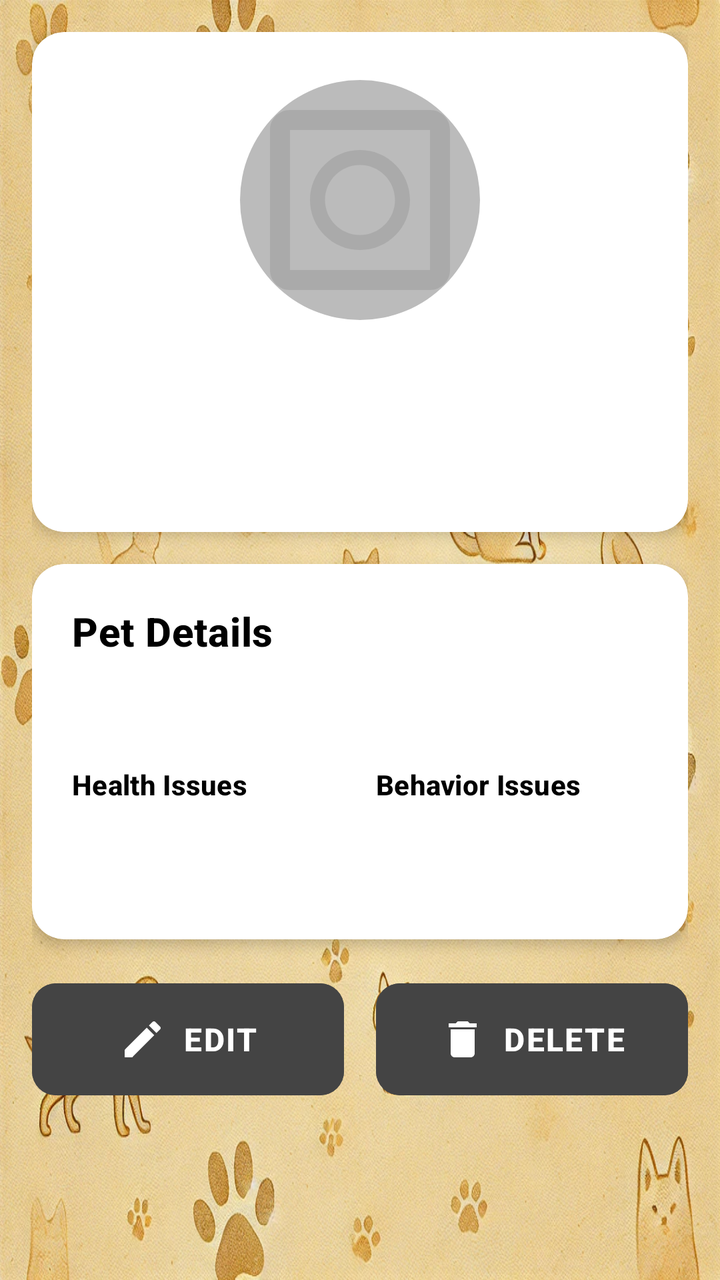
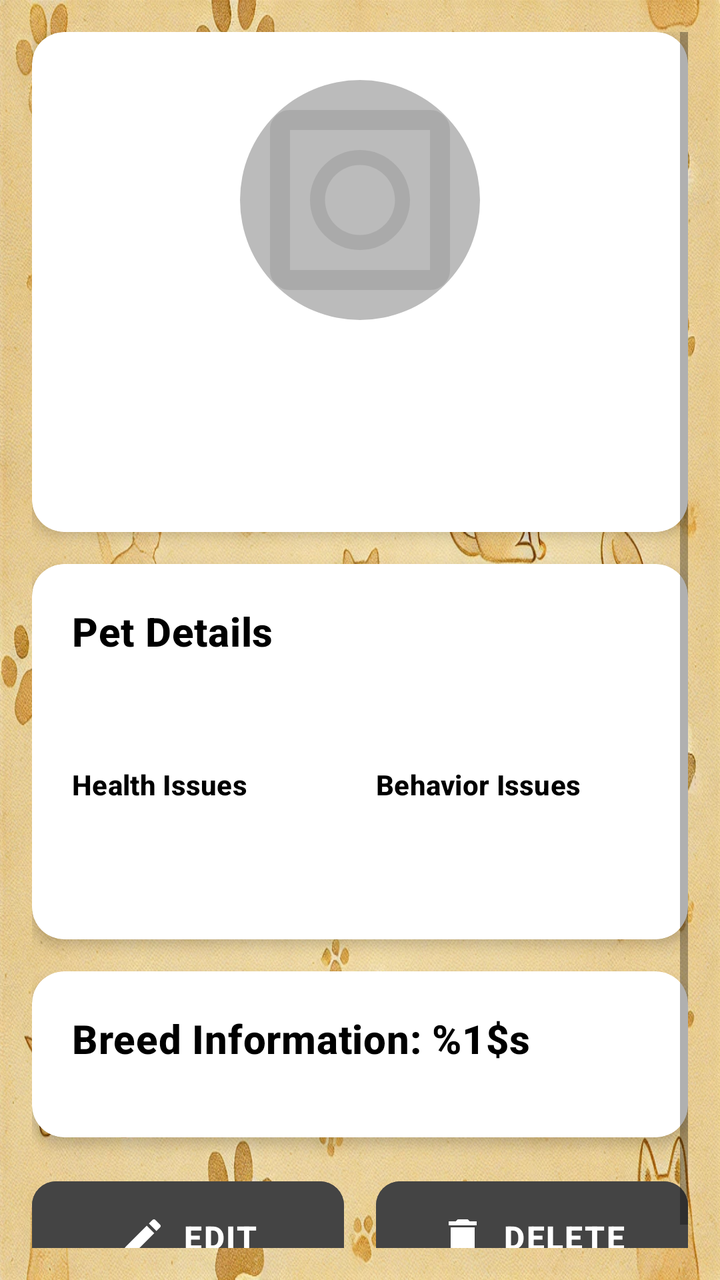

Compare the two renders of this Android layout. The source of the first and the diff that turns it into the second are given below.
<!-- AndroidManifest.xml: application theme Theme.PawfectPlanner -->
<!-- res/layout/fragment_pet_detail.xml -->
<?xml version="1.0" encoding="utf-8"?>
<layout
    xmlns:android="http://schemas.android.com/apk/res/android"
    xmlns:app="http://schemas.android.com/apk/res-auto">
    <data/>
    
    <ScrollView
        android:layout_width="match_parent"
        android:layout_height="match_parent"
        android:padding="16dp">

        <LinearLayout
            android:layout_width="match_parent"
            android:layout_height="wrap_content"
            android:orientation="vertical"
            android:gravity="center_horizontal">

            
            <com.google.android.material.card.MaterialCardView
                android:layout_width="match_parent"
                android:layout_height="wrap_content"
                android:layout_marginBottom="16dp"
                app:cardCornerRadius="16dp"
                app:cardElevation="4dp">

                <LinearLayout
                    android:layout_width="match_parent"
                    android:layout_height="wrap_content"
                    android:orientation="vertical"
                    android:gravity="center_horizontal"
                    android:padding="24dp">

                    <com.google.android.material.imageview.ShapeableImageView
                        android:id="@+id/ivPetPhoto"
                        android:layout_width="120dp"
                        android:layout_height="120dp"
                        android:layout_marginBottom="16dp"
                        android:scaleType="centerCrop"
                        android:background="@color/gray_light"
                        app:shapeAppearanceOverlay="@style/ShapeAppearance.PawfectPlanner.Circle"
                        android:src="@drawable/ic_photo_placeholder"
                        android:contentDescription="@string/pet_photo_description" />

                    <TextView
                        android:id="@+id/tvPetName"
                        android:layout_width="wrap_content"
                        android:layout_height="wrap_content"
                        android:textAppearance="?attr/textAppearanceHeadline5"
                        android:textColor="?attr/colorOnSurface"
                        android:textStyle="bold"
                        android:gravity="center"
                        android:layout_marginBottom="8dp"/>

                    <TextView
                        android:id="@+id/tvPetBreed"
                        android:layout_width="wrap_content"
                        android:layout_height="wrap_content"
                        android:textAppearance="?attr/textAppearanceSubtitle1"
                        android:textColor="?attr/colorOnSurface"
                        android:gravity="center"
                        android:layout_marginBottom="4dp"/>

                </LinearLayout>
            </com.google.android.material.card.MaterialCardView>

            
            <com.google.android.material.card.MaterialCardView
                android:layout_width="match_parent"
                android:layout_height="wrap_content"
                android:layout_marginBottom="16dp"
                app:cardCornerRadius="16dp"
                app:cardElevation="4dp">

                <LinearLayout
                    android:layout_width="match_parent"
                    android:layout_height="wrap_content"
                    android:orientation="vertical"
                    android:padding="20dp">

                    <TextView
                        android:layout_width="wrap_content"
                        android:layout_height="wrap_content"
                        android:text="@string/pet_details_title"
                        android:textAppearance="?attr/textAppearanceHeadline6"
                        android:textColor="?attr/colorOnSurface"
                        android:textStyle="bold"
                        android:layout_marginBottom="16dp"/>

                    <TextView
                        android:id="@+id/tvPetBirth"
                        android:layout_width="match_parent"
                        android:layout_height="wrap_content"
                        android:textAppearance="?attr/textAppearanceBody1"
                        android:textColor="?attr/colorOnSurface"
                        android:layout_marginBottom="16dp"
                        android:drawablePadding="12dp"/>

                    
                    <LinearLayout
                        android:layout_width="match_parent"
                        android:layout_height="wrap_content"
                        android:orientation="horizontal"
                        android:weightSum="2">

                        
                        <LinearLayout
                            android:layout_width="0dp"
                            android:layout_height="wrap_content"
                            android:layout_weight="1"
                            android:orientation="vertical"
                            android:layout_marginEnd="8dp">

                            <TextView
                                android:layout_width="wrap_content"
                                android:layout_height="wrap_content"
                                android:text="@string/health_issues_title"
                                android:textAppearance="?attr/textAppearanceSubtitle2"
                                android:textColor="?attr/colorOnSurface"
                                android:textStyle="bold"
                                android:layout_marginBottom="8dp"/>

                            <TextView
                                android:id="@+id/tvHealthIssues"
                                android:layout_width="match_parent"
                                android:layout_height="wrap_content"
                                android:textAppearance="?attr/textAppearanceBody2"
                                android:textColor="?attr/colorOnSurface"
                                android:lineSpacingExtra="4dp"
                                android:minHeight="40dp"/>

                        </LinearLayout>

                        
                        <LinearLayout
                            android:layout_width="0dp"
                            android:layout_height="wrap_content"
                            android:layout_weight="1"
                            android:orientation="vertical"
                            android:layout_marginStart="8dp">

                            <TextView
                                android:layout_width="wrap_content"
                                android:layout_height="wrap_content"
                                android:text="@string/behavior_issues_title"
                                android:textAppearance="?attr/textAppearanceSubtitle2"
                                android:textColor="?attr/colorOnSurface"
                                android:textStyle="bold"
                                android:layout_marginBottom="8dp"/>

                            <TextView
                                android:id="@+id/tvBehaviorIssues"
                                android:layout_width="match_parent"
                                android:layout_height="wrap_content"
                                android:textAppearance="?attr/textAppearanceBody2"
                                android:textColor="?attr/colorOnSurface"
                                android:lineSpacingExtra="4dp"
                                android:minHeight="40dp"/>

                        </LinearLayout>

                    </LinearLayout>

                </LinearLayout>
            </com.google.android.material.card.MaterialCardView>

            
            <LinearLayout
                android:layout_width="match_parent"
                android:layout_height="wrap_content"
                android:orientation="horizontal"
                android:gravity="center"
                android:weightSum="2">

                <com.google.android.material.button.MaterialButton
                    android:id="@+id/btnEdit"
                    style="@style/Widget.PawfectPlanner.Button.Icon"
                    android:layout_width="0dp"
                    android:layout_height="wrap_content"
                    android:layout_weight="1"
                    android:layout_marginEnd="8dp"
                    android:text="@string/action_edit_pet"
                    app:icon="@drawable/ic_edit" />

                <com.google.android.material.button.MaterialButton
                    android:id="@+id/btnDelete"
                    style="@style/Widget.PawfectPlanner.Button.Icon"
                    android:layout_width="0dp"
                    android:layout_height="wrap_content"
                    android:layout_weight="1"
                    android:layout_marginStart="8dp"
                    android:text="@string/action_delete_pet"
                    app:icon="@drawable/ic_delete" />

            </LinearLayout>
        </LinearLayout>
    </ScrollView>
</layout>
<!-- resources referenced by this layout -->
<resources>
  <color name="gray_light">#FFBBBBBB</color>
  <!-- drawable ic_delete (drawable) -->
  <vector xmlns:android="http://schemas.android.com/apk/res/android"
      android:width="24dp"
      android:height="24dp"
      android:viewportWidth="24"
      android:viewportHeight="24"
      android:tint="?attr/colorOnPrimary">
    <path
        android:fillColor="@android:color/white"
        android:pathData="M6,19c0,1.1 0.9,2 2,2h8c1.1,0 2,-0.9 2,-2V7H6v12zM19,4h-3.5l-1,-1h-5l-1,1H5v2h14V4z"/>
  </vector>
  <!-- drawable ic_edit (drawable) -->
  <vector xmlns:android="http://schemas.android.com/apk/res/android"
      android:width="24dp"
      android:height="24dp"
      android:viewportWidth="24"
      android:viewportHeight="24"
      android:tint="?attr/colorOnPrimary">
    <path
        android:fillColor="@android:color/white"
        android:pathData="M3,17.25V21h3.75L17.81,9.94l-3.75,-3.75L3,17.25zM20.71,7.04c0.39,-0.39 0.39,-1.02 0,-1.41l-2.34,-2.34c-0.39,-0.39 -1.02,-0.39 -1.41,0l-1.83,1.83 3.75,3.75 1.83,-1.83z"/>
  </vector>
  <!-- drawable ic_photo_placeholder (drawable) -->
  <?xml version="1.0" encoding="utf-8"?>
  <vector xmlns:android="http://schemas.android.com/apk/res/android"
      android:width="24dp"
      android:height="24dp"
      android:viewportWidth="24"
      android:viewportHeight="24">
      <path
          android:fillColor="#FFAAAAAA"
          android:pathData="M19,3H5c-1.1,0 -2,0.9 -2,2v14c0,1.1 0.9,2 2,2h14c1.1,0 2,-0.9 2,-2V5c0,-1.1 -0.9,-2 -2,-2zM19,19H5V5h14v14zM12,7c-2.76,0 -5,2.24 -5,5s2.24,5 5,5 5,-2.24 5,-5 -2.24,-5 -5,-5zm0,8.5c-1.93,0 -3.5,-1.57 -3.5,-3.5s1.57,-3.5 3.5,-3.5 3.5,1.57 3.5,3.5 -1.57,3.5 -3.5,3.5z"/>
  </vector>
  <string name="action_delete_pet">Delete</string>
  <string name="action_edit_pet">Edit</string>
  <string name="behavior_issues_title">Behavior Issues</string>
  <string name="health_issues_title">Health Issues</string>
  <string name="pet_details_title">Pet Details</string>
  <string name="pet_photo_description">Pet photo</string>
  <style name="ShapeAppearance.PawfectPlanner.Circle" parent="ShapeAppearance.MaterialComponents.SmallComponent">
          <item name="cornerFamily">rounded</item>
          <item name="cornerSize">50%</item>
      </style>
  <color name="button_background">#FF444444</color>
  <color name="white">#FFFFFFFF</color>
  <color name="gray_medium">#FF888888</color>
  <color name="black">#FF000000</color>
  <color name="background">#FFFFFFFF</color>
  <style name="ThemeOverlay.PawfectPlanner.AlertDialog" parent="ThemeOverlay.MaterialComponents.MaterialAlertDialog">
          <item name="backgroundColor">?attr/colorSurface</item>
          <item name="android:textColor">?attr/colorOnSurface</item>
          <item name="materialButtonStyle">@style/Widget.PawfectPlanner.Button.Dialog</item>
          <item name="buttonBarPositiveButtonStyle">@style/Widget.PawfectPlanner.Button.Dialog</item>
          <item name="buttonBarNegativeButtonStyle">@style/Widget.PawfectPlanner.Button.Dialog</item>
      </style>
  <color name="card_background_light">#F8FFFFFF</color>
  <style name="Widget.PawfectPlanner.Button.Dialog" parent="Widget.MaterialComponents.Button.TextButton">
          <item name="android:textColor">?attr/colorOnSurface</item>
          <item name="android:textSize">14sp</item>
          <item name="android:textStyle">bold</item>
          <item name="android:paddingTop">8dp</item>
          <item name="android:paddingBottom">8dp</item>
          <item name="android:paddingStart">16dp</item>
          <item name="android:paddingEnd">16dp</item>
      </style>
  <!-- unchanged entries left out for length: 4 -->
</resources>

<!-- the commit's change to res/layout/fragment_pet_detail.xml (unified diff, before → after) -->
@@ -164,6 +164,185 @@
             </com.google.android.material.card.MaterialCardView>
 
             
+            <com.google.android.material.card.MaterialCardView
+                android:id="@+id/breedInfoCard"
+                android:layout_width="match_parent"
+                android:layout_height="wrap_content"
+                android:layout_marginBottom="16dp"
+                app:cardCornerRadius="16dp"
+                app:cardElevation="4dp">
+
+                <LinearLayout
+                    android:layout_width="match_parent"
+                    android:layout_height="wrap_content"
+                    android:orientation="vertical"
+                    android:padding="20dp">
+
+                    <TextView
+                        android:id="@+id/breedInfoTitle"
+                        android:layout_width="wrap_content"
+                        android:layout_height="wrap_content"
+                        android:text="@string/breed_info_title"
+                        android:textAppearance="?attr/textAppearanceHeadline6"
+                        android:textColor="?attr/colorOnSurface"
+                        android:textStyle="bold"
+                        android:layout_marginBottom="16dp"/>
+
+                    
+                    <LinearLayout
+                        android:id="@+id/labelLifeSpan"
+                        android:layout_width="match_parent"
+                        android:layout_height="wrap_content"
+                        android:orientation="horizontal"
+                        android:layout_marginBottom="8dp"
+                        android:visibility="gone">
+
+                        <TextView
+                            android:layout_width="wrap_content"
+                            android:layout_height="wrap_content"
+                            android:text="@string/label_life_span"
+                            android:textAppearance="?attr/textAppearanceSubtitle2"
+                            android:textColor="?attr/colorOnSurface"
+                            android:textStyle="bold"
+                            android:layout_marginEnd="8dp"/>
+
+                        <TextView
+                            android:id="@+id/breedLifeSpan"
+                            android:layout_width="0dp"
+                            android:layout_height="wrap_content"
+                            android:layout_weight="1"
+                            android:textAppearance="?attr/textAppearanceBody2"
+                            android:textColor="?attr/colorOnSurface"/>
+
+                    </LinearLayout>
+
+                    
+                    <LinearLayout
+                        android:id="@+id/labelWeight"
+                        android:layout_width="match_parent"
+                        android:layout_height="wrap_content"
+                        android:orientation="horizontal"
+                        android:layout_marginBottom="8dp"
+                        android:visibility="gone">
+
+                        <TextView
+                            android:layout_width="wrap_content"
+                            android:layout_height="wrap_content"
+                            android:text="@string/label_weight"
+                            android:textAppearance="?attr/textAppearanceSubtitle2"
+                            android:textColor="?attr/colorOnSurface"
+                            android:textStyle="bold"
+                            android:layout_marginEnd="8dp"/>
+
+                        <TextView
+                            android:id="@+id/breedWeight"
+                            android:layout_width="0dp"
+                            android:layout_height="wrap_content"
+                            android:layout_weight="1"
+                            android:textAppearance="?attr/textAppearanceBody2"
+                            android:textColor="?attr/colorOnSurface"/>
+
+                    </LinearLayout>
+
+                    
+                    <LinearLayout
+                        android:id="@+id/labelTemperament"
+                        android:layout_width="match_parent"
+                        android:layout_height="wrap_content"
+                        android:orientation="horizontal"
+                        android:layout_marginBottom="8dp"
+                        android:visibility="gone">
+
+                        <TextView
+                            android:layout_width="wrap_content"
+                            android:layout_height="wrap_content"
+                            android:text="@string/label_temperament"
+                            android:textAppearance="?attr/textAppearanceSubtitle2"
+                            android:textColor="?attr/colorOnSurface"
+                            android:textStyle="bold"
+                            android:layout_marginEnd="8dp"/>
+
+                        <TextView
+                            android:id="@+id/breedTemperament"
+                            android:layout_width="0dp"
+                            android:layout_height="wrap_content"
+                            android:layout_weight="1"
+                            android:textAppearance="?attr/textAppearanceBody2"
+                            android:textColor="?attr/colorOnSurface"/>
+
+                    </LinearLayout>
+
+                    
+                    <LinearLayout
+                        android:id="@+id/labelBreedGroup"
+                        android:layout_width="match_parent"
+                        android:layout_height="wrap_content"
+                        android:orientation="horizontal"
+                        android:layout_marginBottom="8dp"
+                        android:visibility="gone">
+
+                        <TextView
+                            android:layout_width="wrap_content"
+                            android:layout_height="wrap_content"
+                            android:text="@string/label_breed_group"
+                            android:textAppearance="?attr/textAppearanceSubtitle2"
+                            android:textColor="?attr/colorOnSurface"
+                            android:textStyle="bold"
+                            android:layout_marginEnd="8dp"/>
+
+                        <TextView
+                            android:id="@+id/breedGroup"
+                            android:layout_width="0dp"
+                            android:layout_height="wrap_content"
+                            android:layout_weight="1"
+                            android:textAppearance="?attr/textAppearanceBody2"
+                            android:textColor="?attr/colorOnSurface"/>
+
+                    </LinearLayout>
+
+                    
+                    <LinearLayout
+                        android:id="@+id/labelBredFor"
+                        android:layout_width="match_parent"
+                        android:layout_height="wrap_content"
+                        android:orientation="horizontal"
+                        android:layout_marginBottom="8dp"
+                        android:visibility="gone">
+
+                        <TextView
+                            android:layout_width="wrap_content"
+                            android:layout_height="wrap_content"
+                            android:text="@string/label_bred_for"
+                            android:textAppearance="?attr/textAppearanceSubtitle2"
+                            android:textColor="?attr/colorOnSurface"
+                            android:textStyle="bold"
+                            android:layout_marginEnd="8dp"/>
+
+                        <TextView
+                            android:id="@+id/breedBredFor"
+                            android:layout_width="0dp"
+                            android:layout_height="wrap_content"
+                            android:layout_weight="1"
+                            android:textAppearance="?attr/textAppearanceBody2"
+                            android:textColor="?attr/colorOnSurface"/>
+
+                    </LinearLayout>
+
+                    
+                    <TextView
+                        android:id="@+id/tvWeightError"
+                        android:layout_width="match_parent"
+                        android:layout_height="wrap_content"
+                        android:text="@string/label_weight_error"
+                        android:textAppearance="?attr/textAppearanceBody2"
+                        android:textColor="@color/error_color"
+                        android:visibility="gone"
+                        android:layout_marginTop="8dp"/>
+
+                </LinearLayout>
+            </com.google.android.material.card.MaterialCardView>
+
+            
             <LinearLayout
                 android:layout_width="match_parent"
                 android:layout_height="wrap_content"
<!-- resource entries referenced after the edit -->
@@ -1,5 +1,6 @@
 <!-- resources referenced by this layout -->
 <resources>
+  <color name="error_color">#FFD32F2F</color>
   <color name="gray_light">#FFBBBBBB</color>
   <!-- drawable ic_delete (drawable) -->
   <vector xmlns:android="http://schemas.android.com/apk/res/android"
@@ -37,7 +38,14 @@
   <string name="action_delete_pet">Delete</string>
   <string name="action_edit_pet">Edit</string>
   <string name="behavior_issues_title">Behavior Issues</string>
+  <string name="breed_info_title">Breed Information: %1$s</string>
   <string name="health_issues_title">Health Issues</string>
+  <string name="label_bred_for">Bred For:</string>
+  <string name="label_breed_group">Breed Group:</string>
+  <string name="label_life_span">Life Span:</string>
+  <string name="label_temperament">Temperament:</string>
+  <string name="label_weight">Weight:</string>
+  <string name="label_weight_error">Weight may be outside normal range for this breed</string>
   <string name="pet_details_title">Pet Details</string>
   <string name="pet_photo_description">Pet photo</string>
   <style name="ShapeAppearance.PawfectPlanner.Circle" parent="ShapeAppearance.MaterialComponents.SmallComponent">
